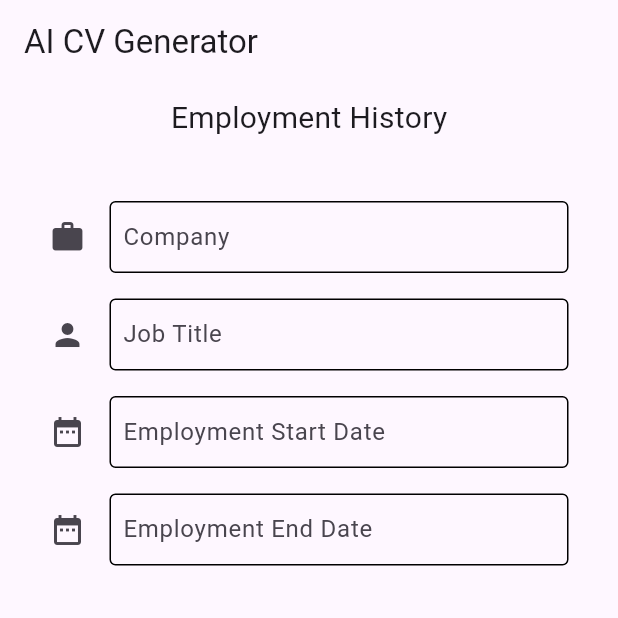
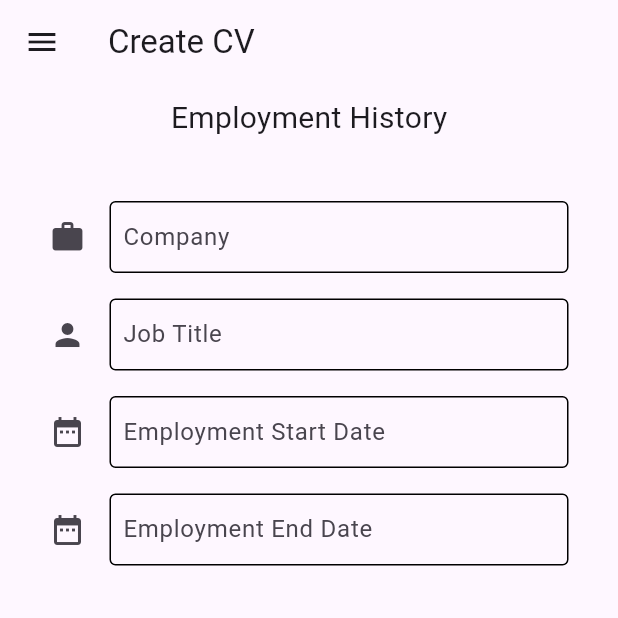
Before and after one commit to COS301-SE-2023/AI-CV-Generator, a Flutter app: the EmploymentDetailsForm screen opened directly, on a phone screen of 412 x 824 dp, the top half of it. Run offline on Flutter 3.47's test engine with Material 2 defaults, Android fonts, the phone set to English and light mode, and no system bars; drawn by our look-alikes of date_field.

Commit message:
Update employment.dart

```diff
--- a/fe/lib/pages/employment.dart
+++ b/fe/lib/pages/employment.dart
@@ -1,4 +1,5 @@
 // ignore_for_file: must_be_immutable
+import 'package:ai_cv_generator/pages/navdrawer.dart';
 import 'package:date_field/date_field.dart';
 import 'package:ai_cv_generator/pages/qualifications.dart';
 import 'package:ai_cv_generator/pages/skills.dart';
@@ -56,8 +57,9 @@ class _EmploymentDetailsFormState extends State<EmploymentDetailsForm> {
   @override
   Widget build(BuildContext context) {
     return Scaffold(
+      drawer: const NavDrawer(),
       appBar: AppBar(
-        title: const Text(StringsEmployment.appBarTitle),
+        title: const Text(StringsEmployment.appHeadingTitle),
       ),
       body: ListView(
         children: [
```
